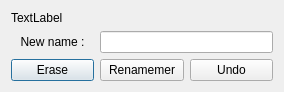
Before: the Qt Designer form sources/ElementsCollection/ui/renamedialog.ui in EmilOsvoll/qelectrotech-source-mirror, drawn with Qt 5.
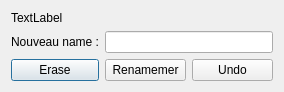
After: the same form once the commit is applied.

The edit to the form file:
```diff
--- a/sources/ElementsCollection/ui/renamedialog.ui
+++ b/sources/ElementsCollection/ui/renamedialog.ui
@@ -17,7 +17,7 @@
    <item row="1" column="0">
     <widget class="QLabel" name="label_2">
      <property name="text">
-      <string>New name :</string>
+      <string>Nouveau name :</string>
      </property>
      <property name="alignment">
       <set>Qt::AlignCenter</set>
```
